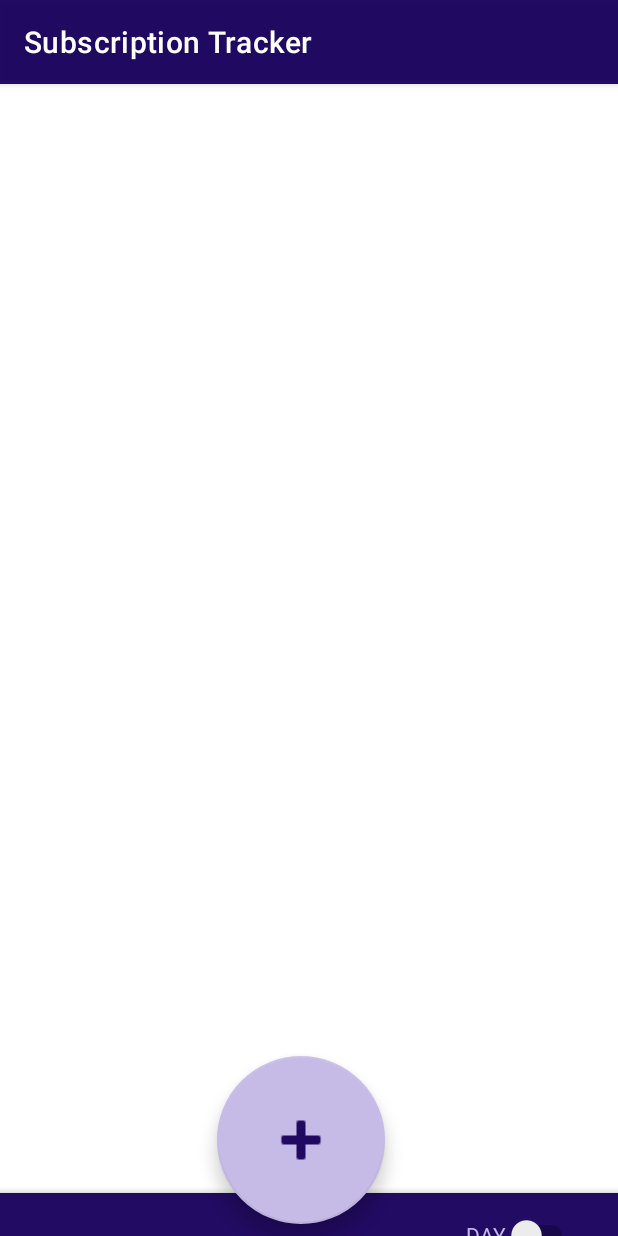
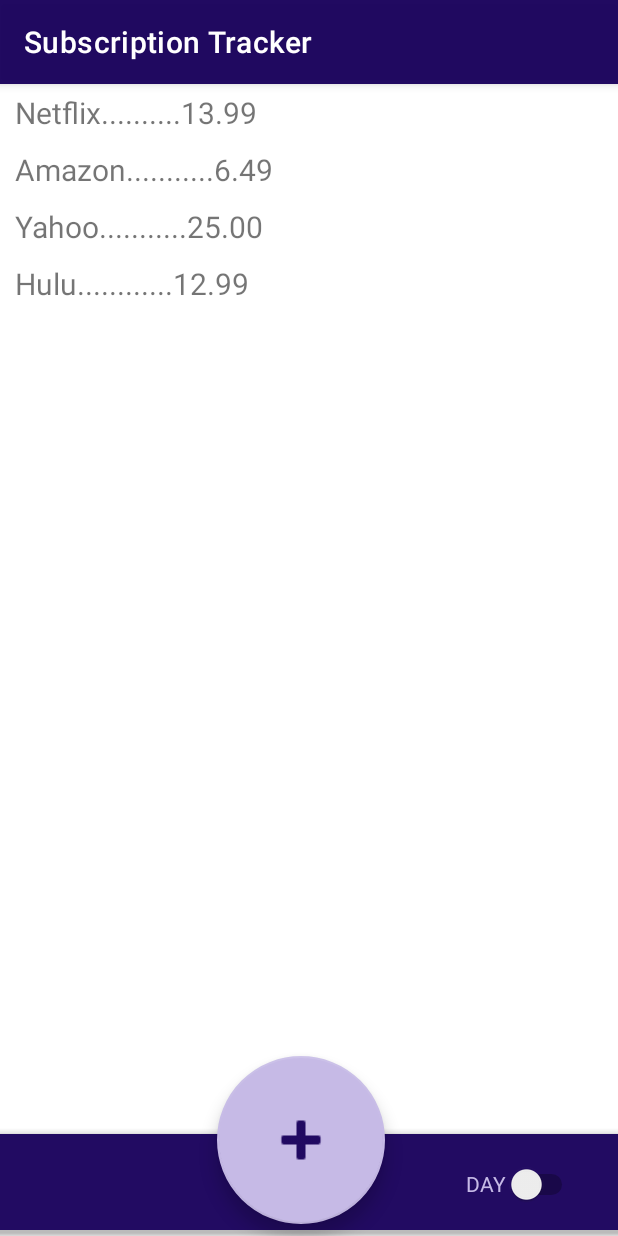
Before and after one commit to jessikka12/HackNC2021, an Android app: the screen it shows after launch (ListActivity), after a tap on "LOGIN", on a phone screen of 412 x 824 dp. Run offline under Robolectric (Android 15) with nearby library versions, the phone set to English and light mode, and no system bars.

Commit message:
main works yay

```diff
--- a/app/src/main/java/com/example/hacknc2021/data/LoginRepository.java
+++ b/app/src/main/java/com/example/hacknc2021/data/LoginRepository.java
@@ -10,7 +10,7 @@ public class LoginRepository {
 
     private static volatile LoginRepository instance;
 
-    private LoginDataSource dataSource;
+    private final LoginDataSource dataSource;
 
     // If user credentials will be cached in local storage, it is recommended it be encrypted
     // @see https://developer.android.com/training/articles/keystore
--- a/app/src/main/java/com/example/hacknc2021/data/Result.java
+++ b/app/src/main/java/com/example/hacknc2021/data/Result.java
@@ -22,7 +22,7 @@ public class Result<T> {
 
     // Success sub-class
     public final static class Success<T> extends Result {
-        private T data;
+        private final T data;
 
         public Success(T data) {
             this.data = data;
@@ -35,7 +35,7 @@ public class Result<T> {
 
     // Error sub-class
     public final static class Error extends Result {
-        private Exception error;
+        private final Exception error;
 
         public Error(Exception error) {
             this.error = error;
--- a/app/src/main/java/com/example/hacknc2021/data/model/LoggedInUser.java
+++ b/app/src/main/java/com/example/hacknc2021/data/model/LoggedInUser.java
@@ -5,8 +5,8 @@ package com.example.hacknc2021.data.model;
  */
 public class LoggedInUser {
 
-    private String userId;
-    private String displayName;
+    private final String userId;
+    private final String displayName;
 
     public LoggedInUser(String userId, String displayName) {
         this.userId = userId;
--- a/app/src/main/java/com/example/hacknc2021/list/ListAdapter.java
+++ b/app/src/main/java/com/example/hacknc2021/list/ListAdapter.java
@@ -18,10 +18,12 @@ import java.util.List;
 public class ListAdapter extends RecyclerView.Adapter<ListAdapter.ViewHolder> {
     static class ViewHolder extends RecyclerView.ViewHolder{
         TextView titleTextView;
+        TextView amountTextView;
 
         ViewHolder(final View itemView){
             super(itemView);
             titleTextView = itemView.findViewById(R.id.listTitle);
+            amountTextView = itemView.findViewById(R.id.listAmount);
         }
     }
 
@@ -47,6 +49,11 @@ public class ListAdapter extends RecyclerView.Adapter<ListAdapter.ViewHolder> {
         //sets title
         TextView nameTextView = holder.titleTextView;
         nameTextView.setText(listItem._title);
+        //sets amount
+        TextView amountTextView = holder.amountTextView;
+        if (listItem._amount > 0){
+            amountTextView.setText(listItem._amount + "");
+        }
     }
 
     @Override
--- a/app/src/main/java/com/example/hacknc2021/list/ListItem.java
+++ b/app/src/main/java/com/example/hacknc2021/list/ListItem.java
@@ -1,14 +1,26 @@
 package com.example.hacknc2021.list;
 
+import android.widget.Toast;
+
+import com.example.hacknc2021.App;
+import com.example.hacknc2021.R;
+
+import java.io.BufferedReader;
+import java.io.IOException;
+import java.io.InputStream;
+import java.io.InputStreamReader;
 import java.util.LinkedList;
 import java.util.List;
 
 public class ListItem {
 
     String _title;
+    int _amount;
 
-    public ListItem(String title) {
+
+    public ListItem(String title, int amount) {
         _title = title;
+        _amount = amount;
     }
 
     public String getTitle() {
@@ -21,15 +33,11 @@ public class ListItem {
         if (!list.isEmpty()) {
             List<ListItem> listItems = new LinkedList<>();
             for (String item : list) {
-                listItems.add(new ListItem(item));
+                listItems.add(new ListItem(item, -1));
             }
             return listItems;
         } else {
             return new LinkedList<>();
         }
     }
-
-    public static List<ListItem> createSearchList() {
-        return new LinkedList<>();
-    }
 }
--- a/app/src/main/java/com/example/hacknc2021/main/ListActivity.java
+++ b/app/src/main/java/com/example/hacknc2021/main/ListActivity.java
@@ -33,6 +33,11 @@ public class ListActivity extends AppCompatActivity {
         plusButton = findViewById(R.id.plusButton);
         day_night_mode = findViewById(R.id.day_night_mode);
 
+        subscriptions.add("Netflix..........13.99");
+        subscriptions.add("Amazon...........6.49");
+        subscriptions.add("Yahoo...........25.00");
+        subscriptions.add("Hulu............12.99");
+
         List<ListItem> subs = ListItem.createList(subscriptions);
         subList.setAdapter(new ListAdapter(subs));
         subList.setLayoutManager(new LinearLayoutManager(this));
@@ -52,6 +57,7 @@ public class ListActivity extends AppCompatActivity {
                     {
                         if (day_night_mode.isChecked()) {
                             day_night_mode.setText("DAY");
+                            subscriptions.clear();
                             AppCompatDelegate
                                     .setDefaultNightMode(
                                             AppCompatDelegate
@@ -59,6 +65,7 @@ public class ListActivity extends AppCompatActivity {
                         }
                         else {
                             day_night_mode.setText("NIGHT");
+                            subscriptions.clear();
                             AppCompatDelegate
                                     .setDefaultNightMode(
                                             AppCompatDelegate
--- a/app/src/main/java/com/example/hacknc2021/ui/login/LoggedInUserView.java
+++ b/app/src/main/java/com/example/hacknc2021/ui/login/LoggedInUserView.java
@@ -4,7 +4,7 @@ package com.example.hacknc2021.ui.login;
  * Class exposing authenticated user details to the UI.
  */
 class LoggedInUserView {
-    private String displayName;
+    private final String displayName;
     //... other data fields that may be accessible to the UI
 
     LoggedInUserView(String displayName) {
--- a/app/src/main/java/com/example/hacknc2021/ui/login/LoginFormState.java
+++ b/app/src/main/java/com/example/hacknc2021/ui/login/LoginFormState.java
@@ -7,10 +7,10 @@ import androidx.annotation.Nullable;
  */
 class LoginFormState {
     @Nullable
-    private Integer usernameError;
+    private final Integer usernameError;
     @Nullable
-    private Integer passwordError;
-    private boolean isDataValid;
+    private final Integer passwordError;
+    private final boolean isDataValid;
 
     LoginFormState(@Nullable Integer usernameError, @Nullable Integer passwordError) {
         this.usernameError = usernameError;
--- a/app/src/main/java/com/example/hacknc2021/ui/login/LoginViewModel.java
+++ b/app/src/main/java/com/example/hacknc2021/ui/login/LoginViewModel.java
@@ -13,9 +13,9 @@ import com.example.hacknc2021.R;
 
 public class LoginViewModel extends ViewModel {
 
-    private MutableLiveData<LoginFormState> loginFormState = new MutableLiveData<>();
-    private MutableLiveData<LoginResult> loginResult = new MutableLiveData<>();
-    private LoginRepository loginRepository;
+    private final MutableLiveData<LoginFormState> loginFormState = new MutableLiveData<>();
+    private final MutableLiveData<LoginResult> loginResult = new MutableLiveData<>();
+    private final LoginRepository loginRepository;
 
     LoginViewModel(LoginRepository loginRepository) {
         this.loginRepository = loginRepository;
--- a/app/src/main/res/layout/activity_list.xml
+++ b/app/src/main/res/layout/activity_list.xml
@@ -21,13 +21,20 @@
         app:layout_constraintTop_toBottomOf="@+id/subscriptionList"
         tools:ignore="BottomAppBar" />
 
+    <TextView
+        android:id="@+id/totalText"
+        android:layout_width="match_parent"
+        android:layout_height="wrap_content"
+        app:layout_constraintTop_toTopOf="parent"
+        app:layout_constraintStart_toStartOf="parent"
+        app:layout_constraintEnd_toEndOf="parent" />
+
     <androidx.recyclerview.widget.RecyclerView
         android:id="@+id/subscriptionList"
-        android:layout_width="488dp"
-        android:layout_height="776dp"
+        android:layout_width="0dp"
+        android:layout_height="0dp"
         app:layout_constraintBottom_toTopOf="@+id/bottomAppBar2"
         app:layout_constraintEnd_toEndOf="parent"
-        app:layout_constraintHorizontal_bias="0.5"
         app:layout_constraintStart_toStartOf="parent"
         app:layout_constraintTop_toTopOf="parent"
         app:layout_constraintVertical_bias="0.0" />
--- a/app/src/main/res/layout/list_item.xml
+++ b/app/src/main/res/layout/list_item.xml
@@ -7,12 +7,23 @@
 
     <TextView
         android:id="@+id/listTitle"
-        android:layout_width="match_parent"
+        android:layout_width="0dp"
         android:layout_height="wrap_content"
+        android:layout_weight="1"
         android:layout_gravity="center_vertical"
         android:layout_marginLeft="10dp"
         android:layout_marginStart="10dp"
         android:textSize="20sp"
         android:text="" />
 
+    <TextView
+        android:id="@+id/listAmount"
+        android:layout_width="wrap_content"
+        android:layout_height="wrap_content"
+        android:layout_gravity="center_vertical"
+        android:layout_marginRight="5dp"
+        android:layout_marginEnd="5dp"
+        android:textSize="20sp"
+        android:text=""/>
+
 </LinearLayout>
```
Also changed, not shown: app/src/main/java/com/example/hacknc2021/App.java (added, +14 -0 lines), app/src/main/java/com/example/hacknc2021/main/MainActivity.java (+30 -2 lines), 2 other files.
